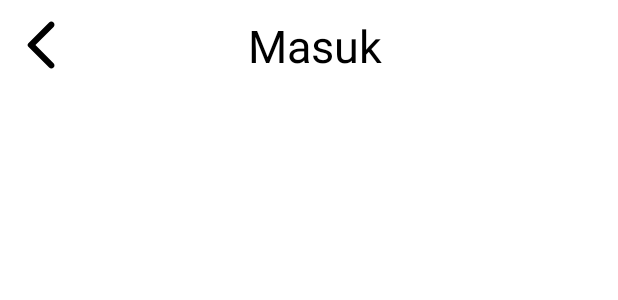
After one commit to Bangkit-C22-PS353-Capstone-Project/Bangkit-C22-PS353-MobileDevelopment, an Android app: the layout fragment_register.xml on its own in the app's theme, with its tools: preview values and no code run, on a phone screen of 412 x 824 dp. The commit adds this screen. Shown: the top 300 px of the screen. Run offline under Robolectric (Android 15) with nearby library versions, the phone set to English and light mode, and no system bars.

Commit message:
add RegisterFragment.kt

```diff
--- /dev/null
+++ b/app/src/main/res/layout/fragment_register.xml
@@ -0,0 +1,40 @@
+<?xml version="1.0" encoding="utf-8"?>
+<androidx.constraintlayout.widget.ConstraintLayout xmlns:android="http://schemas.android.com/apk/res/android"
+    xmlns:app="http://schemas.android.com/apk/res-auto"
+    xmlns:tools="http://schemas.android.com/tools"
+    android:layout_width="match_parent"
+    android:layout_height="match_parent"
+    tools:context=".ui.register.RegisterFragment">
+
+    <ImageView
+        android:id="@+id/btn_back"
+        android:layout_width="40dp"
+        android:layout_height="40dp"
+        android:layout_marginStart="8dp"
+        android:layout_marginTop="10dp"
+        android:contentDescription="@string/back"
+        android:src="@drawable/ic_back_arrow"
+        app:layout_constraintStart_toStartOf="parent"
+        app:layout_constraintTop_toTopOf="parent" />
+
+    <TextView
+        android:id="@+id/tv_masuk"
+        android:layout_width="wrap_content"
+        android:layout_height="wrap_content"
+        android:text="@string/login"
+        android:textColor="@color/black"
+        android:textSize="30sp"
+        app:layout_constraintBottom_toBottomOf="@+id/btn_back"
+        app:layout_constraintEnd_toEndOf="parent"
+        app:layout_constraintHorizontal_bias="0.427"
+        app:layout_constraintStart_toEndOf="@+id/btn_back"
+        app:layout_constraintTop_toTopOf="@+id/btn_back" />
+
+    <androidx.constraintlayout.widget.Guideline
+        android:id="@+id/guideline1"
+        android:layout_width="wrap_content"
+        android:layout_height="wrap_content"
+        android:orientation="horizontal"
+        app:layout_constraintGuide_begin="70dp" />
+
+</androidx.constraintlayout.widget.ConstraintLayout>
```
Also changed, not shown: app/src/main/java/com/example/capstonec22_ps353/ui/register/RegisterFragment.kt (added, +60 -0 lines), app/src/main/res/values/strings.xml (+7 -2 lines).
